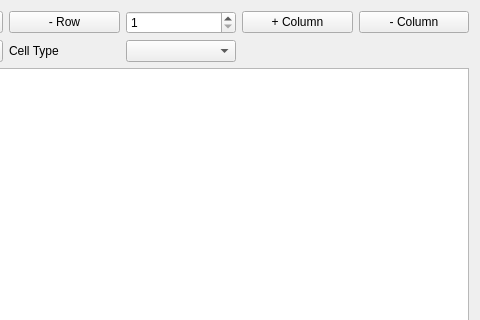
First picture: the form in src/GridEditor/gridsetupwidget.ui, repository hundlab/LongQt, before the edit; both pictures show x 305 to 785 and y 0 to 320 of the 785 by 413 pixel window.
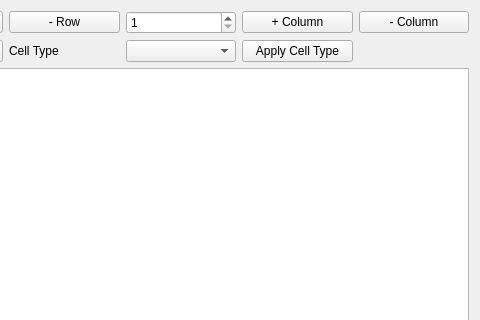
Second picture: the form after the edit.

Patch:
```diff
--- a/src/GridEditor/gridsetupwidget.ui
+++ b/src/GridEditor/gridsetupwidget.ui
@@ -105,6 +105,13 @@
      </property>
     </widget>
    </item>
+   <item row="1" column="4">
+    <widget class="QPushButton" name="setType">
+     <property name="text">
+      <string>Apply Cell Type</string>
+     </property>
+    </widget>
+   </item>
   </layout>
  </widget>
  <resources/>
```
